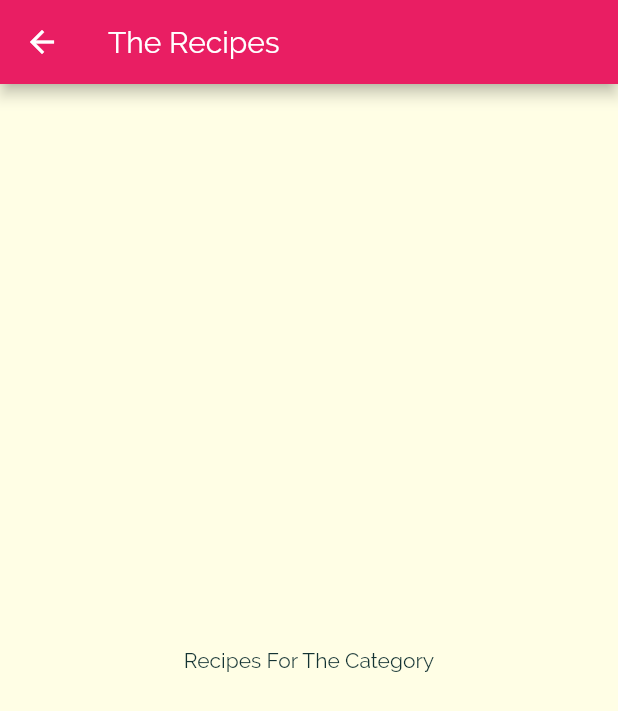
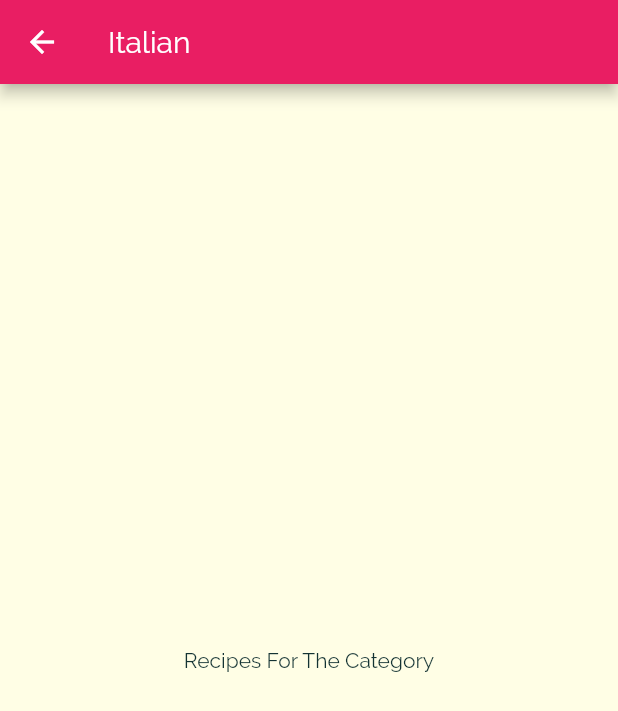
Before and after one commit to mkrosnicki/MealsApp, a Flutter app: the screen it shows after launch, after a tap on "Italian", on a phone screen of 412 x 824 dp. Shown: the top 711 px of the screen. Run offline on Flutter 3.47's test engine with Material 2 defaults, Android fonts, the phone set to English and light mode, and no system bars.

Commit message:
passing data p.1

```diff
--- a/lib/categories_screen.dart
+++ b/lib/categories_screen.dart
@@ -20,7 +20,7 @@ class CategoriesScreen extends StatelessWidget {
         ),
         children: DUMMY_CATEGORIES
             .map(
-              (catData) => CategoryItem(catData.title, catData.color),
+              (catData) => CategoryItem(catData.id, catData.title, catData.color),
             )
             .toList(),
       ),
--- a/lib/category_meals_screen.dart
+++ b/lib/category_meals_screen.dart
@@ -1,11 +1,17 @@
 import 'package:flutter/material.dart';
 
 class CategoryMealsScreen extends StatelessWidget {
+
+  final String categoryId;
+  final String categoryTitle;
+
+  CategoryMealsScreen(this.categoryId, this.categoryTitle);
+
   @override
   Widget build(BuildContext context) {
     return Scaffold(
       appBar: AppBar(
-        title: Text('The Recipes'),
+        title: Text(categoryTitle),
       ),
       body: Center(
         child: Text('Recipes For The Category'),
--- a/lib/model/category_item.dart
+++ b/lib/model/category_item.dart
@@ -2,16 +2,18 @@ import 'package:MealsApp/category_meals_screen.dart';
 import 'package:flutter/material.dart';
 
 class CategoryItem extends StatelessWidget {
+
+  final String id;
   final String title;
   final Color color;
 
-  CategoryItem(this.title, this.color);
+  CategoryItem(this.id, this.title, this.color);
 
   void selectCategory(BuildContext context) {
     Navigator.of(context).push(
       MaterialPageRoute(
         builder: (_) {
-          return CategoryMealsScreen();
+          return CategoryMealsScreen(id, title);
         },
       ),
     );
```
